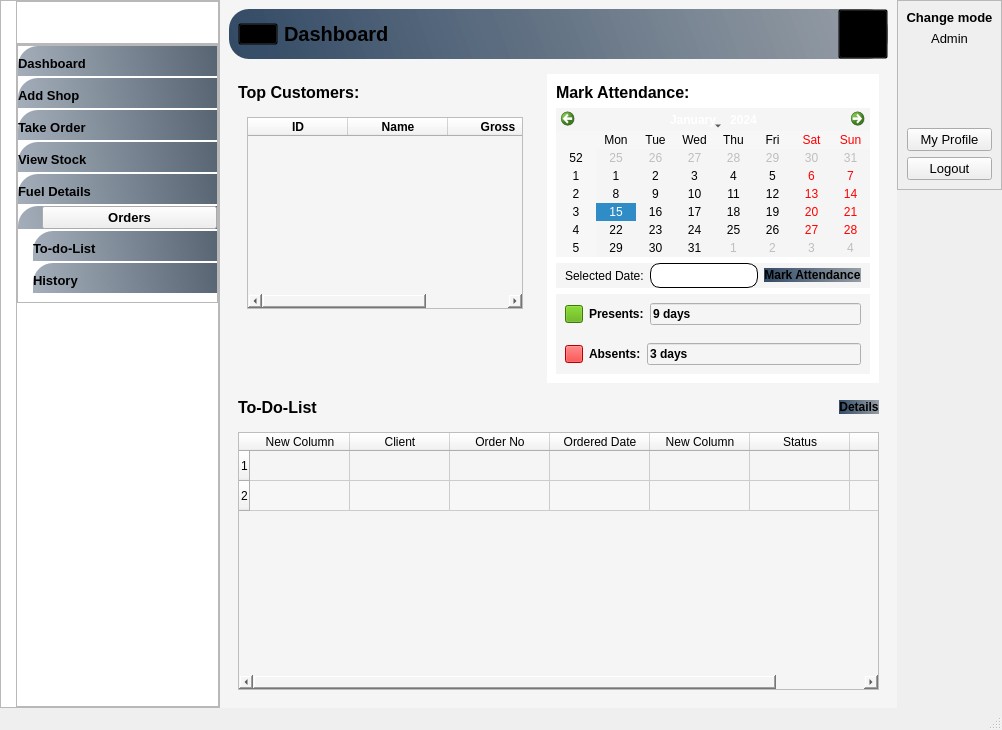
mukarramdaniel/Distribution-System_Python, file Rider.ui: the form before one commit.
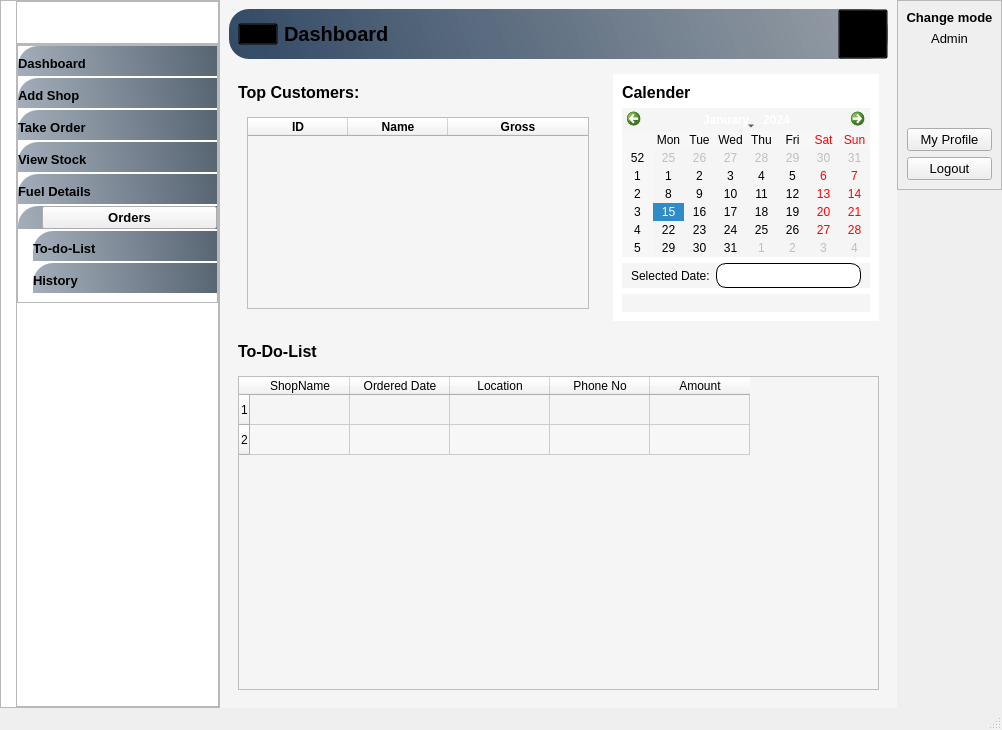
The form after the commit. The open tabs and pages were chosen to show the change. Icons and pictures are not drawn.

Patch:
```diff
--- a/Rider.ui
+++ b/Rider.ui
@@ -2835,7 +2835,7 @@
                     </font>
                    </property>
                    <property name="text">
-                    <string>Mark Attendance:</string>
+                    <string>Calender</string>
                    </property>
                   </widget>
                  </item>
@@ -2871,23 +2871,6 @@
                       </property>
                      </widget>
                     </item>
-                    <item>
-                     <widget class="QPushButton" name="btn_MarkAttendance_2">
-                      <property name="font">
-                       <font>
-                        <weight>75</weight>
-                        <bold>true</bold>
-                       </font>
-                      </property>
-                      <property name="text">
-                       <string>Mark Attendance</string>
-                      </property>
-                      <property name="icon">
-                       <iconset resource="Resource.qrc">
-                        <normaloff>:/White Icons/Graphics/featherBlack/checking-attendance.png</normaloff>:/White Icons/Graphics/featherBlack/checking-attendance.png</iconset>
-                      </property>
-                     </widget>
-                    </item>
                    </layout>
                   </widget>
                  </item>
@@ -2911,92 +2894,7 @@
                     </property>
                     <item>
                      <widget class="QWidget" name="widget_8" native="true">
-                      <layout class="QHBoxLayout" name="horizontalLayout_4">
-                       <item>
-                        <widget class="QPushButton" name="pushButton">
-                         <property name="maximumSize">
-                          <size>
-                           <width>18</width>
-                           <height>18</height>
-                          </size>
-                         </property>
-                         <property name="text">
-                          <string/>
-                         </property>
-                        </widget>
-                       </item>
-                       <item>
-                        <widget class="QLabel" name="label_3">
-                         <property name="font">
-                          <font>
-                           <weight>75</weight>
-                           <bold>true</bold>
-                          </font>
-                         </property>
-                         <property name="text">
-                          <string>Presents:</string>
-                         </property>
-                        </widget>
-                       </item>
-                       <item>
-                        <widget class="QLineEdit" name="lineEdit">
-                         <property name="font">
-                          <font>
-                           <weight>75</weight>
-                           <bold>true</bold>
-                          </font>
-                         </property>
-                         <property name="text">
-                          <string>9 days</string>
-                         </property>
-                        </widget>
-                       </item>
-                      </layout>
-                     </widget>
-                    </item>
-                    <item>
-                     <widget class="QWidget" name="widget_7" native="true">
-                      <layout class="QHBoxLayout" name="horizontalLayout_5">
-                       <item>
-                        <widget class="QPushButton" name="pushButton_2">
-                         <property name="maximumSize">
-                          <size>
-                           <width>18</width>
-                           <height>18</height>
-                          </size>
-                         </property>
-                         <property name="text">
-                          <string/>
-                         </property>
-                        </widget>
-                       </item>
-                       <item>
-                        <widget class="QLabel" name="label_4">
-                         <property name="font">
-                          <font>
-                           <weight>75</weight>
-                           <bold>true</bold>
-                          </font>
-                         </property>
-                         <property name="text">
-                          <string>Absents:</string>
-                         </property>
-                        </widget>
-                       </item>
-                       <item>
-                        <widget class="QLineEdit" name="lineEdit_3">
-                         <property name="font">
-                          <font>
-                           <weight>75</weight>
-                           <bold>true</bold>
-                          </font>
-                         </property>
-                         <property name="text">
-                          <string>3 days</string>
-                         </property>
-                        </widget>
-                       </item>
-                      </layout>
+                      <layout class="QHBoxLayout" name="horizontalLayout_4"/>
                      </widget>
                     </item>
                    </layout>
@@ -3046,29 +2944,6 @@
                    </property>
                   </widget>
                  </item>
-                 <item alignment="Qt::AlignRight">
-                  <widget class="QPushButton" name="btn_details">
-                   <property name="font">
-                    <font>
-                     <weight>75</weight>
-                     <bold>true</bold>
-                    </font>
-                   </property>
-                   <property name="text">
-                    <string>Details</string>
-                   </property>
-                   <property name="icon">
-                    <iconset resource="Resource.qrc">
-                     <normaloff>:/Black Icons/Graphics/featherBlack/clipboard.svg</normaloff>:/Black Icons/Graphics/featherBlack/clipboard.svg</iconset>
-                   </property>
-                   <property name="iconSize">
-                    <size>
-                     <width>20</width>
-                     <height>20</height>
-                    </size>
-                   </property>
-                  </widget>
-                 </item>
                 </layout>
                </widget>
               </item>
@@ -3105,17 +2980,7 @@
                    <row/>
                    <column>
                     <property name="text">
-                     <string>New Column</string>
-                    </property>
-                   </column>
-                   <column>
-                    <property name="text">
-                     <string>Client</string>
-                    </property>
-                   </column>
-                   <column>
-                    <property name="text">
-                     <string>Order No</string>
+                     <string>ShopName</string>
                     </property>
                    </column>
                    <column>
@@ -3125,12 +2990,12 @@
                    </column>
                    <column>
                     <property name="text">
-                     <string>New Column</string>
+                     <string>Location</string>
                     </property>
                    </column>
                    <column>
                     <property name="text">
-                     <string>Status</string>
+                     <string>Phone No</string>
                     </property>
                    </column>
                    <column>
```
Left out of the diff: 37 changed lines with no effect on the pictures.
